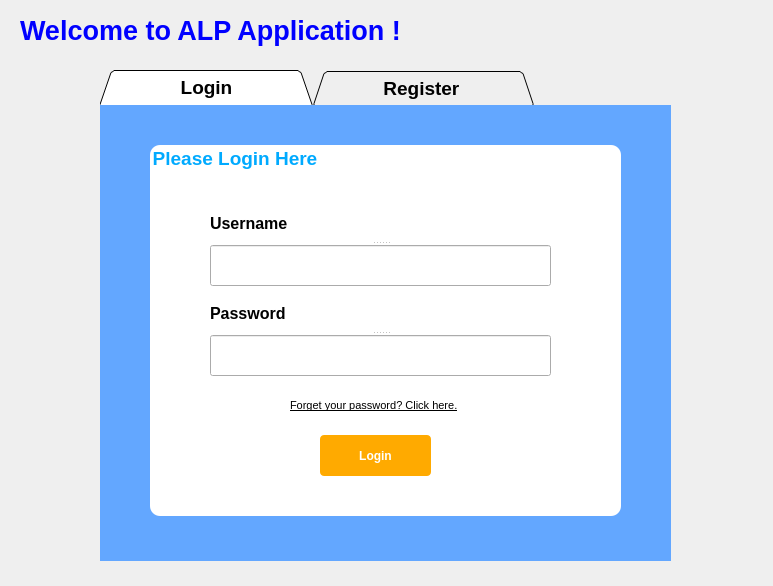
This is ACL/RegisterPage.ui in Pocket99/3D_CNN_KNEE_FLEXION_ANGLE_ESTIMATION as Qt 5 draws it before an edit. The edited form follows.
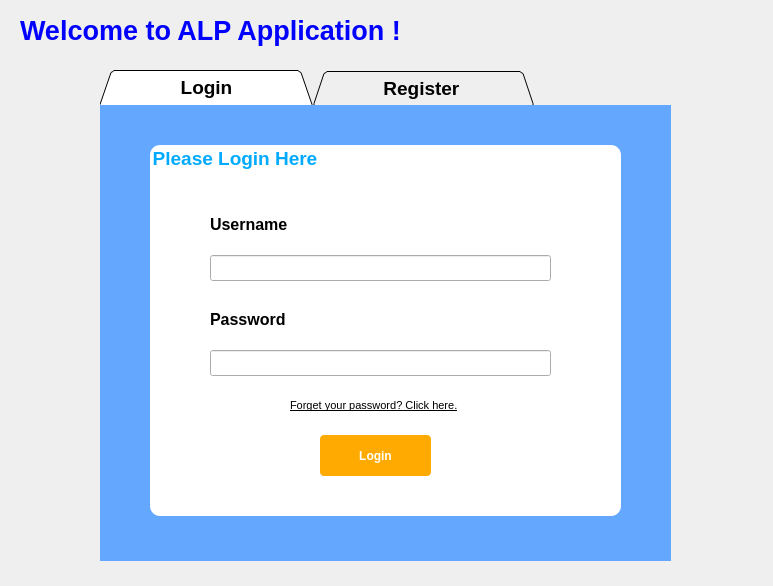
This is the edited form.

```diff
--- a/ACL/RegisterPage.ui
+++ b/ACL/RegisterPage.ui
@@ -172,19 +172,15 @@
        <bool>true</bool>
       </property>
      </widget>
-     <widget class="QSplitter" name="splitter_2">
+     <widget class="QLabel" name="label_2">
       <property name="geometry">
        <rect>
         <x>60</x>
-        <y>150</y>
+        <y>55</y>
         <width>341</width>
-        <height>81</height>
+        <height>49</height>
        </rect>
       </property>
-      <property name="orientation">
-       <enum>Qt::Vertical</enum>
-      </property>
-      <widget class="QLabel" name="label_6">
        <property name="font">
         <font>
          <pointsize>12</pointsize>
@@ -192,28 +188,41 @@
         </font>
        </property>
        <property name="text">
-        <string>Password</string>
+       <string>Username</string>
+      </property>
+     </widget>
+     <widget class="QLineEdit" name="loginUsername">
+      <property name="geometry">
+       <rect>
+        <x>60</x>
+        <y>110</y>
+        <width>341</width>
+        <height>26</height>
+       </rect>
        </property>
       </widget>
       <widget class="QLineEdit" name="loginPassword">
+      <property name="geometry">
+       <rect>
+        <x>60</x>
+        <y>205</y>
+        <width>341</width>
+        <height>26</height>
+       </rect>
+      </property>
        <property name="echoMode">
         <enum>QLineEdit::Password</enum>
        </property>
       </widget>
-     </widget>
-     <widget class="QSplitter" name="splitter">
+     <widget class="QLabel" name="label_6">
       <property name="geometry">
        <rect>
         <x>60</x>
-        <y>60</y>
+        <y>150</y>
         <width>341</width>
-        <height>81</height>
+        <height>49</height>
        </rect>
       </property>
-      <property name="orientation">
-       <enum>Qt::Vertical</enum>
-      </property>
-      <widget class="QLabel" name="label_2">
        <property name="font">
         <font>
          <pointsize>12</pointsize>
@@ -221,10 +230,8 @@
         </font>
        </property>
        <property name="text">
-        <string>Username</string>
-       </property>
-      </widget>
-      <widget class="QLineEdit" name="loginUsername"/>
+       <string>Password</string>
+      </property>
      </widget>
     </widget>
    </widget>
```
Lines whose indentation alone changed are shown as unchanged.
